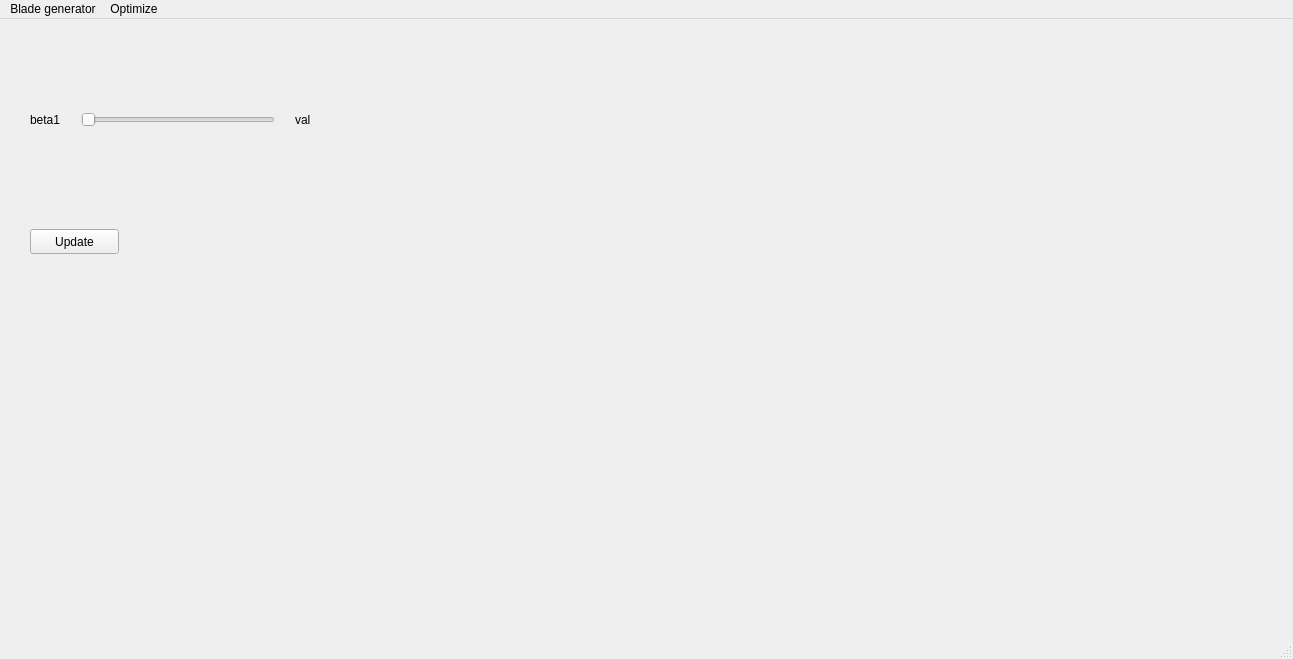
badabush/Blade-Optimization-Tool, file scripts/gui/qtdesigner/mainwindow_v1.ui: the form before one commit.
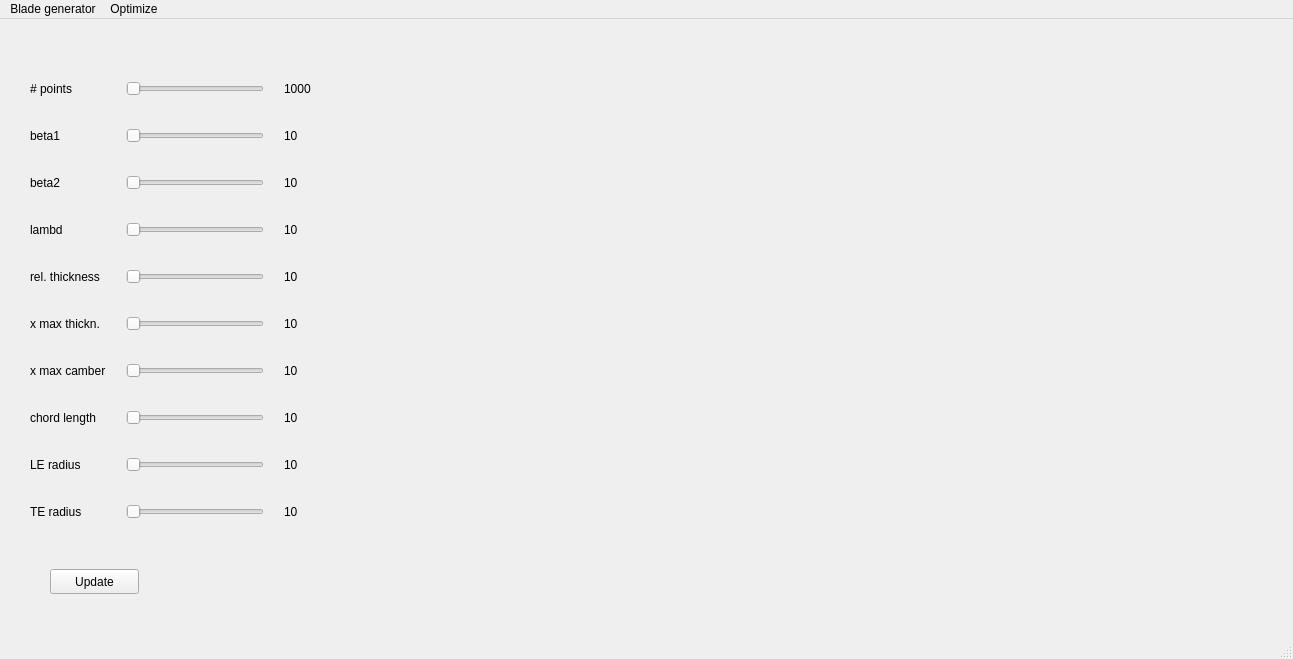
The form after the commit.

Commit message: ref #8 #10 : implementing thickness distribution V2, but needs fixing; updating GUI skeleton, adding sliders with displaying values

Diff of the .ui file:
```diff
--- a/scripts/gui/qtdesigner/mainwindow_v1.ui
+++ b/scripts/gui/qtdesigner/mainwindow_v1.ui
@@ -20,7 +20,7 @@
       <x>30</x>
       <y>60</y>
       <width>281</width>
-      <height>81</height>
+      <height>442</height>
      </rect>
     </property>
     <layout class="QGridLayout" name="gridLayout_2">
@@ -30,24 +30,213 @@
      <property name="verticalSpacing">
       <number>30</number>
      </property>
-     <item row="0" column="0">
+     <item row="5" column="0">
+      <widget class="QLabel" name="label_6">
+       <property name="text">
+        <string>x max thickn.</string>
+       </property>
+      </widget>
+     </item>
+     <item row="1" column="0">
       <widget class="QLabel" name="label">
        <property name="text">
         <string>beta1</string>
        </property>
       </widget>
      </item>
-     <item row="0" column="1">
+     <item row="1" column="1">
       <widget class="QSlider" name="slider_beta1">
        <property name="orientation">
         <enum>Qt::Horizontal</enum>
        </property>
       </widget>
      </item>
+     <item row="1" column="2">
+      <widget class="QLabel" name="val_beta1">
+       <property name="text">
+        <string>10</string>
+       </property>
+      </widget>
+     </item>
+     <item row="6" column="0">
+      <widget class="QLabel" name="label_7">
+       <property name="text">
+        <string>x max camber</string>
+       </property>
+      </widget>
+     </item>
+     <item row="3" column="1">
+      <widget class="QSlider" name="slider_lambd">
+       <property name="orientation">
+        <enum>Qt::Horizontal</enum>
+       </property>
+      </widget>
+     </item>
+     <item row="7" column="1">
+      <widget class="QSlider" name="slider_lchord">
+       <property name="orientation">
+        <enum>Qt::Horizontal</enum>
+       </property>
+      </widget>
+     </item>
+     <item row="2" column="1">
+      <widget class="QSlider" name="slider_beta2">
+       <property name="orientation">
+        <enum>Qt::Horizontal</enum>
+       </property>
+      </widget>
+     </item>
+     <item row="2" column="0">
+      <widget class="QLabel" name="label_3">
+       <property name="text">
+        <string>beta2</string>
+       </property>
+      </widget>
+     </item>
+     <item row="7" column="0">
+      <widget class="QLabel" name="label_8">
+       <property name="text">
+        <string>chord length</string>
+       </property>
+      </widget>
+     </item>
+     <item row="4" column="1">
+      <widget class="QSlider" name="slider_rth">
+       <property name="orientation">
+        <enum>Qt::Horizontal</enum>
+       </property>
+      </widget>
+     </item>
+     <item row="3" column="0">
+      <widget class="QLabel" name="label_4">
+       <property name="text">
+        <string>lambd</string>
+       </property>
+      </widget>
+     </item>
+     <item row="4" column="0">
+      <widget class="QLabel" name="label_5">
+       <property name="text">
+        <string>rel. thickness</string>
+       </property>
+      </widget>
+     </item>
+     <item row="8" column="0">
+      <widget class="QLabel" name="label_9">
+       <property name="text">
+        <string>LE radius</string>
+       </property>
+      </widget>
+     </item>
+     <item row="5" column="1">
+      <widget class="QSlider" name="slider_xmax_th">
+       <property name="orientation">
+        <enum>Qt::Horizontal</enum>
+       </property>
+      </widget>
+     </item>
+     <item row="9" column="0">
+      <widget class="QLabel" name="label_10">
+       <property name="text">
+        <string>TE radius</string>
+       </property>
+      </widget>
+     </item>
+     <item row="6" column="1">
+      <widget class="QSlider" name="slider_xmax_camber">
+       <property name="orientation">
+        <enum>Qt::Horizontal</enum>
+       </property>
+      </widget>
+     </item>
+     <item row="8" column="1">
+      <widget class="QSlider" name="slider_thle">
+       <property name="orientation">
+        <enum>Qt::Horizontal</enum>
+       </property>
+      </widget>
+     </item>
+     <item row="0" column="0">
+      <widget class="QLabel" name="label_11">
+       <property name="text">
+        <string># points</string>
+       </property>
+      </widget>
+     </item>
+     <item row="0" column="1">
+      <widget class="QSlider" name="slider_npts">
+       <property name="orientation">
+        <enum>Qt::Horizontal</enum>
+       </property>
+      </widget>
+     </item>
+     <item row="9" column="1">
+      <widget class="QSlider" name="slider_thte">
+       <property name="orientation">
+        <enum>Qt::Horizontal</enum>
+       </property>
+      </widget>
+     </item>
+     <item row="2" column="2">
+      <widget class="QLabel" name="val_beta2">
+       <property name="text">
+        <string>10</string>
+       </property>
+      </widget>
+     </item>
+     <item row="3" column="2">
+      <widget class="QLabel" name="val_lambd">
+       <property name="text">
+        <string>10</string>
+       </property>
+      </widget>
+     </item>
+     <item row="4" column="2">
+      <widget class="QLabel" name="val_rth">
+       <property name="text">
+        <string>10</string>
+       </property>
+      </widget>
+     </item>
+     <item row="5" column="2">
+      <widget class="QLabel" name="val_xmax_th">
+       <property name="text">
+        <string>10</string>
+       </property>
+      </widget>
+     </item>
+     <item row="6" column="2">
+      <widget class="QLabel" name="val_xmax_camber">
+       <property name="text">
+        <string>10</string>
+       </property>
+      </widget>
+     </item>
+     <item row="7" column="2">
+      <widget class="QLabel" name="val_lchord">
+       <property name="text">
+        <string>10</string>
+       </property>
+      </widget>
+     </item>
+     <item row="8" column="2">
+      <widget class="QLabel" name="val_thle">
+       <property name="text">
+        <string>10</string>
+       </property>
+      </widget>
+     </item>
+     <item row="9" column="2">
+      <widget class="QLabel" name="val_thte">
+       <property name="text">
+        <string>10</string>
+       </property>
+      </widget>
+     </item>
      <item row="0" column="2">
       <widget class="QLabel" name="label_2">
        <property name="text">
-        <string>val</string>
+        <string>1000</string>
        </property>
       </widget>
      </item>
@@ -56,8 +245,8 @@
    <widget class="QPushButton" name="update_button">
     <property name="geometry">
      <rect>
-      <x>30</x>
-      <y>210</y>
+      <x>50</x>
+      <y>550</y>
       <width>89</width>
       <height>25</height>
      </rect>
```
Left out of the diff: 40 changed lines with no effect on the pictures. The commit also changes 5 other files.
